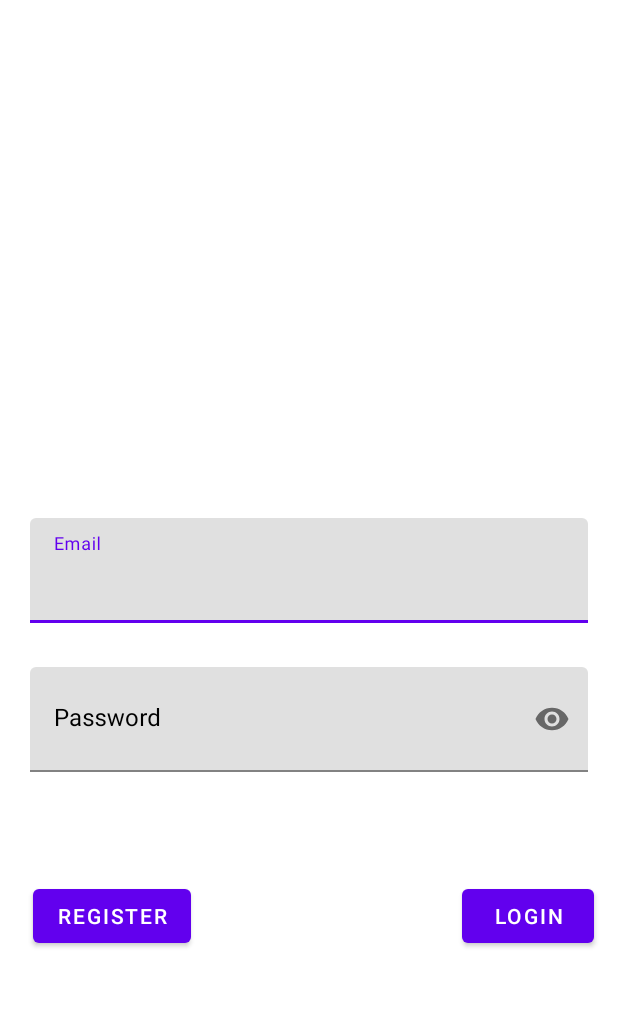
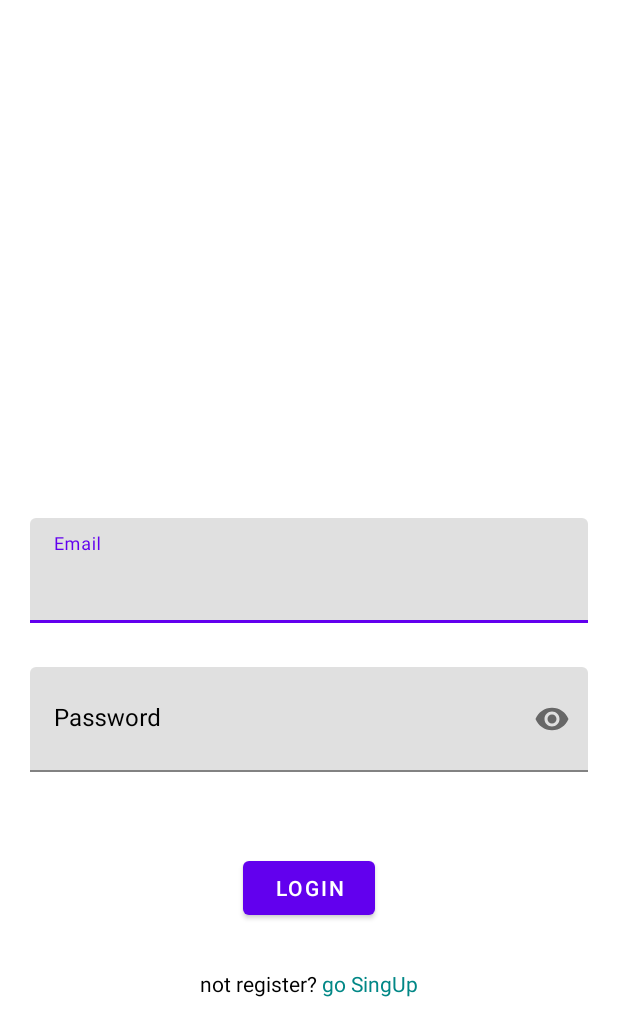
Before and after one commit to tommychow14/IT314118_fyp, an Android app: the screen it shows after launch (LoginActivity), on a phone screen of 412 x 824 dp. Shown: the top 1036 px of the screen. Run offline under Robolectric (Android 15) with nearby library versions, the phone set to English and light mode, and no system bars; our stand-ins replace Firebase (no records; nobody signed in at launch, a user with empty details on screens opened directly).

Commit message:
ocr(90%)

```diff
--- a/app/build.gradle
+++ b/app/build.gradle
@@ -40,10 +40,14 @@ dependencies {
     implementation 'com.google.firebase:firebase-storage:20.2.1'
 
     implementation 'com.firebaseui:firebase-ui-database:8.0.1'
+    implementation 'androidx.appcompat:appcompat:1.6.1'
 
     testImplementation 'junit:junit:4.13.2'
     androidTestImplementation 'androidx.test.ext:junit:1.1.5'
     androidTestImplementation 'androidx.test.espresso:espresso-core:3.5.1'
 
     implementation 'de.hdodenhof:circleimageview:3.1.0'
+
+    //test recognize google ML(OCR)
+    implementation 'com.google.mlkit:text-recognition-japanese:16.0.0'
 }
--- a/app/src/main/java/com/example/it314118_fyp/LoginActivity.java
+++ b/app/src/main/java/com/example/it314118_fyp/LoginActivity.java
@@ -7,12 +7,14 @@ import android.os.Bundle;
 import android.text.TextUtils;
 import android.view.View;
 import android.widget.Button;
+import android.widget.TextView;
 import android.widget.Toast;
 import android.widget.Toolbar;
 
 import androidx.annotation.NonNull;
 import androidx.appcompat.app.AppCompatActivity;
 
+import com.example.it314118_fyp.viewController.main.MainActivity;
 import com.google.android.gms.tasks.OnCompleteListener;
 import com.google.android.gms.tasks.Task;
 import com.google.android.material.textfield.TextInputLayout;
@@ -22,48 +24,50 @@ import com.google.firebase.auth.FirebaseAuth;
 
 public class LoginActivity extends AppCompatActivity {
     private Toolbar mToolbar;
-    private TextInputLayout mLoginEmail,mLoginPassword;
-    private Button mLogin_btn,mRegister_btn;
+    private TextInputLayout mLoginEmail, mLoginPassword;
+    private Button mLogin_btn;
+    private TextView mRegister_btn;
     private ProgressDialog mLoginProgress;
     private FirebaseAuth mAuth;
+
     @Override
     protected void onCreate(Bundle savedInstanceState) {
         super.onCreate(savedInstanceState);
         setContentView(R.layout.activity_login);
 
-        mLoginProgress=new ProgressDialog(this);
+        mLoginProgress = new ProgressDialog(this);
         mAuth = FirebaseAuth.getInstance();
 
-        mLoginEmail=findViewById(R.id.login_email);
-        mLoginPassword=findViewById(R.id.login_password);
-        mLogin_btn=findViewById(R.id.login_btn);
-        mRegister_btn=findViewById(R.id.register_btn);
+        mLoginEmail = findViewById(R.id.login_email);
+        mLoginPassword = findViewById(R.id.login_password);
+        mLogin_btn = findViewById(R.id.login_btn);
+        mRegister_btn = findViewById(R.id.tv_goRegister);
 
         mLogin_btn.setOnClickListener(new View.OnClickListener() {
             @Override
             public void onClick(View view) {
-                String email=mLoginEmail.getEditText().getText().toString();
-                String password=mLoginPassword.getEditText().getText().toString();
+                String email = mLoginEmail.getEditText().getText().toString();
+                String password = mLoginPassword.getEditText().getText().toString();
 
-                if(TextUtils.isEmpty(email)&&TextUtils.isEmpty(password)){
-                    Toast.makeText(LoginActivity.this, "Please Enter Email Address and Password",Toast.LENGTH_SHORT).show();
-                }else if(TextUtils.isEmpty(email)){
-                    Toast.makeText(LoginActivity.this, "Please Enter Email Address",Toast.LENGTH_SHORT).show();
-                }else if(TextUtils.isEmpty(password)){
-                    Toast.makeText(LoginActivity.this, "Please Enter the Password",Toast.LENGTH_SHORT).show();
-                }else if(!TextUtils.isEmpty(email)||!TextUtils.isEmpty(password)){
+                if (TextUtils.isEmpty(email) && TextUtils.isEmpty(password)) {
+                    Toast.makeText(LoginActivity.this, "Please Enter Email Address and Password", Toast.LENGTH_SHORT).show();
+                } else if (TextUtils.isEmpty(email)) {
+                    Toast.makeText(LoginActivity.this, "Please Enter Email Address", Toast.LENGTH_SHORT).show();
+                } else if (TextUtils.isEmpty(password)) {
+                    Toast.makeText(LoginActivity.this, "Please Enter the Password", Toast.LENGTH_SHORT).show();
+                } else if (!TextUtils.isEmpty(email) || !TextUtils.isEmpty(password)) {
                     mLoginProgress.setTitle("Logging In");
                     mLoginProgress.setMessage("Please wait while we check your credentials.");
                     mLoginProgress.setCanceledOnTouchOutside(false);
                     mLoginProgress.show();
-                    loginUser(email,password);
+                    loginUser(email, password);
                 }
             }
         });
         mRegister_btn.setOnClickListener(new View.OnClickListener() {
             @Override
             public void onClick(View view) {
-                Intent i=new Intent(LoginActivity.this,RegisterActivity.class);
+                Intent i = new Intent(LoginActivity.this, RegisterActivity.class);
                 startActivity(i);
             }
         });
@@ -73,15 +77,15 @@ public class LoginActivity extends AppCompatActivity {
         mAuth.signInWithEmailAndPassword(email, password).addOnCompleteListener(new OnCompleteListener<AuthResult>() {
             @Override
             public void onComplete(@NonNull Task<AuthResult> task) {
-                if(task.isSuccessful()){
+                if (task.isSuccessful()) {
                     mLoginProgress.dismiss();
-                    Intent intent=new Intent(LoginActivity.this,MainActivity.class);
+                    Intent intent = new Intent(LoginActivity.this, MainActivity.class);
                     intent.addFlags(Intent.FLAG_ACTIVITY_NEW_TASK | Intent.FLAG_ACTIVITY_CLEAR_TASK);
                     startActivity(intent);
                     finish();
-                }else{
+                } else {
                     mLoginProgress.hide();
-                    Toast.makeText(LoginActivity.this,"Login failed!",Toast.LENGTH_LONG).show();
+                    Toast.makeText(LoginActivity.this, "Login failed!", Toast.LENGTH_LONG).show();
                 }
             }
         });
--- a/app/src/main/java/com/example/it314118_fyp/RegisterActivity.java
+++ b/app/src/main/java/com/example/it314118_fyp/RegisterActivity.java
@@ -12,6 +12,7 @@ import android.widget.Toast;
 import androidx.annotation.NonNull;
 import androidx.appcompat.app.AppCompatActivity;
 
+import com.example.it314118_fyp.viewController.main.MainActivity;
 import com.google.android.gms.tasks.OnCompleteListener;
 import com.google.android.gms.tasks.Task;
 import com.google.android.material.textfield.TextInputLayout;
@@ -94,7 +95,7 @@ public class RegisterActivity extends AppCompatActivity {
                                 public void onComplete(@NonNull Task<Void> task) {
                                     if(task.isSuccessful()){
                                         mRegProgress.dismiss();
-                                        Intent intent=new Intent(RegisterActivity.this,MainActivity.class);
+                                        Intent intent=new Intent(RegisterActivity.this, MainActivity.class);
                                         intent.addFlags(Intent.FLAG_ACTIVITY_NEW_TASK | Intent.FLAG_ACTIVITY_CLEAR_TASK);
                                         startActivity(intent);
                                         finish();
--- a/app/src/main/java/com/example/it314118_fyp/MainActivity.java
+++ b/app/src/main/java/com/example/it314118_fyp/viewController/main/MainActivity.java
@@ -1,4 +1,4 @@
-package com.example.it314118_fyp;
+package com.example.it314118_fyp.viewController.main;
 
 import androidx.annotation.NonNull;
 import androidx.appcompat.app.AppCompatActivity;
@@ -9,6 +9,12 @@ import android.view.View;
 import android.widget.Button;
 import android.widget.TextView;
 
+import com.example.it314118_fyp.ChatFindActivity;
+import com.example.it314118_fyp.ChatRBuildActivity;
+import com.example.it314118_fyp.LoginActivity;
+import com.example.it314118_fyp.R;
+import com.example.it314118_fyp.UserProfileActivity;
+import com.example.it314118_fyp.viewController.tcgMain.CardListActivity;
 import com.google.firebase.auth.FirebaseAuth;
 import com.google.firebase.auth.FirebaseUser;
 import com.google.firebase.database.DataSnapshot;
@@ -18,10 +24,10 @@ import com.google.firebase.database.FirebaseDatabase;
 import com.google.firebase.database.ValueEventListener;
 
 public class MainActivity extends AppCompatActivity {
-    private FirebaseAuth mAuth;
     private TextView mtxtuid;
-    private Button mLogoutbtn,mProfilebtn,mChatfindbtn,mGroupChatbtn;
+    private Button mLogoutbtn, mProfilebtn, mChatfindbtn, mGroupChatbtn, btnGoCardList;
     private DatabaseReference mDatabase;
+
     @Override
     protected void onCreate(Bundle savedInstanceState) {
         super.onCreate(savedInstanceState);
@@ -32,19 +38,22 @@ public class MainActivity extends AppCompatActivity {
         mProfilebtn = findViewById(R.id.Profilebtn);
         mChatfindbtn = findViewById(R.id.message);
         mGroupChatbtn = findViewById(R.id.groupmessage);
-        mAuth = FirebaseAuth.getInstance();
+        btnGoCardList = findViewById(R.id.btn_goCardList);
+
+        FirebaseAuth mAuth = FirebaseAuth.getInstance();
 
         FirebaseUser user = mAuth.getCurrentUser();
         if (user != null) {
             // do your stuff
             String uid = FirebaseAuth.getInstance().getCurrentUser().getUid();
-            mDatabase= FirebaseDatabase.getInstance().getReference().child("Users").child(uid);
+            mDatabase = FirebaseDatabase.getInstance().getReference().child("Users").child(uid);
             mDatabase.addValueEventListener(new ValueEventListener() {
                 @Override
                 public void onDataChange(@NonNull DataSnapshot dataSnapshot) {
                     String name = dataSnapshot.child("name").getValue().toString();
-                    mtxtuid.setText("name: "+name+"\nuid :"+uid);
+                    mtxtuid.setText("name: " + name + "\nuid :" + uid);
                 }
+
                 @Override
                 public void onCancelled(@NonNull DatabaseError error) {
 
@@ -57,7 +66,7 @@ public class MainActivity extends AppCompatActivity {
         mChatfindbtn.setOnClickListener(new View.OnClickListener() {
             @Override
             public void onClick(View view) {
-                Intent intent = new Intent(MainActivity.this,ChatFindActivity.class);
+                Intent intent = new Intent(MainActivity.this, ChatFindActivity.class);
                 startActivity(intent);
             }
         });
@@ -65,7 +74,7 @@ public class MainActivity extends AppCompatActivity {
         mGroupChatbtn.setOnClickListener(new View.OnClickListener() {
             @Override
             public void onClick(View view) {
-                Intent intent = new Intent(MainActivity.this,ChatRBuildActivity.class);
+                Intent intent = new Intent(MainActivity.this, ChatRBuildActivity.class);
                 startActivity(intent);
             }
         });
@@ -73,7 +82,7 @@ public class MainActivity extends AppCompatActivity {
         mProfilebtn.setOnClickListener(new View.OnClickListener() {
             @Override
             public void onClick(View view) {
-                Intent intent = new Intent(MainActivity.this,UserProfileActivity.class);
+                Intent intent = new Intent(MainActivity.this, UserProfileActivity.class);
                 startActivity(intent);
             }
         });
@@ -84,12 +93,20 @@ public class MainActivity extends AppCompatActivity {
                 signInAnonymously();
             }
         });
+
+        btnGoCardList.setOnClickListener(new View.OnClickListener() {
+            @Override
+            public void onClick(View v) {
+                Intent intent = new Intent(MainActivity.this, CardListActivity.class);
+                startActivity(intent);
+            }
+        });
     }
 
 
     private void signInAnonymously() {
         finish();
-        Intent i= new Intent(MainActivity.this, LoginActivity.class);
+        Intent i = new Intent(MainActivity.this, LoginActivity.class);
         startActivity(i);
     }
 }
--- /dev/null
+++ b/app/src/main/res/drawable/baseline_camera_alt_24.xml
@@ -0,0 +1,6 @@
+<vector android:height="24dp" android:tint="#F5F5F5"
+    android:viewportHeight="24" android:viewportWidth="24"
+    android:width="24dp" xmlns:android="http://schemas.android.com/apk/res/android">
+    <path android:fillColor="@android:color/white" android:pathData="M12,12m-3.2,0a3.2,3.2 0,1 1,6.4 0a3.2,3.2 0,1 1,-6.4 0"/>
+    <path android:fillColor="@android:color/white" android:pathData="M9,2L7.17,4L4,4c-1.1,0 -2,0.9 -2,2v12c0,1.1 0.9,2 2,2h16c1.1,0 2,-0.9 2,-2L22,6c0,-1.1 -0.9,-2 -2,-2h-3.17L15,2L9,2zM12,17c-2.76,0 -5,-2.24 -5,-5s2.24,-5 5,-5 5,2.24 5,5 -2.24,5 -5,5z"/>
+</vector>
--- /dev/null
+++ b/app/src/main/res/drawable/baseline_document_scanner_24.xml
@@ -0,0 +1,5 @@
+<vector android:height="24dp" android:tint="#F5F5F5"
+    android:viewportHeight="24" android:viewportWidth="24"
+    android:width="24dp" xmlns:android="http://schemas.android.com/apk/res/android">
+    <path android:fillColor="@android:color/white" android:pathData="M7,3H4v3H2V1h5V3zM22,6V1h-5v2h3v3H22zM7,21H4v-3H2v5h5V21zM20,18v3h-3v2h5v-5H20zM19,18c0,1.1 -0.9,2 -2,2H7c-1.1,0 -2,-0.9 -2,-2V6c0,-1.1 0.9,-2 2,-2h10c1.1,0 2,0.9 2,2V18zM15,8H9v2h6V8zM15,11H9v2h6V11zM15,14H9v2h6V14z"/>
+</vector>
--- /dev/null
+++ b/app/src/main/res/drawable/baseline_document_scanner_24_test.xml
@@ -0,0 +1,5 @@
+<vector android:height="24dp" android:tint="#0283F5"
+    android:viewportHeight="24" android:viewportWidth="24"
+    android:width="24dp" xmlns:android="http://schemas.android.com/apk/res/android">
+    <path android:fillColor="@android:color/white" android:pathData="M7,3H4v3H2V1h5V3zM22,6V1h-5v2h3v3H22zM7,21H4v-3H2v5h5V21zM20,18v3h-3v2h5v-5H20zM19,18c0,1.1 -0.9,2 -2,2H7c-1.1,0 -2,-0.9 -2,-2V6c0,-1.1 0.9,-2 2,-2h10c1.1,0 2,0.9 2,2V18zM15,8H9v2h6V8zM15,11H9v2h6V11zM15,14H9v2h6V14z"/>
+</vector>
--- /dev/null
+++ b/app/src/main/res/drawable/baseline_photo_album_24.xml
@@ -0,0 +1,5 @@
+<vector android:height="24dp" android:tint="#F5F5F5"
+    android:viewportHeight="24" android:viewportWidth="24"
+    android:width="24dp" xmlns:android="http://schemas.android.com/apk/res/android">
+    <path android:fillColor="@android:color/white" android:pathData="M18,2H6C4.9,2 4,2.9 4,4v16c0,1.1 0.9,2 2,2h12c1.1,0 2,-0.9 2,-2V4C20,2.9 19.1,2 18,2zM11,4h5v7l-2.5,-1.5L11,11V4zM7,18l2.38,-3.17L11,17l2.62,-3.5L17,18H7z"/>
+</vector>
--- a/app/src/main/res/layout/activity_login.xml
+++ b/app/src/main/res/layout/activity_login.xml
@@ -4,8 +4,8 @@
     xmlns:tools="http://schemas.android.com/tools"
     android:layout_width="match_parent"
     android:layout_height="match_parent"
+    android:background="@color/white"
     android:orientation="horizontal"
-    android:background="@color/white"
     tools:context=".LoginActivity">
 
     <com.google.android.material.textfield.TextInputLayout
@@ -25,9 +25,9 @@
         <com.google.android.material.textfield.TextInputEditText
             android:layout_width="match_parent"
             android:layout_height="70dp"
-            android:textColor="@color/black"
             android:hint="Email"
-            android:inputType="textEmailAddress" />
+            android:inputType="textEmailAddress"
+            android:textColor="@color/black" />
     </com.google.android.material.textfield.TextInputLayout>
 
     <com.google.android.material.textfield.TextInputLayout
@@ -47,29 +47,55 @@
         <com.google.android.material.textfield.TextInputEditText
             android:layout_width="match_parent"
             android:layout_height="70dp"
-            android:textColor="@color/black"
             android:hint="Password"
-            android:inputType="textPassword" />
+            android:inputType="textPassword"
+            android:textColor="@color/black" />
     </com.google.android.material.textfield.TextInputLayout>
 
-    <Button
-        android:id="@+id/login_btn"
-        android:layout_width="wrap_content"
+    <LinearLayout
+        android:layout_width="match_parent"
         android:layout_height="wrap_content"
-        android:layout_marginTop="72dp"
-        android:layout_marginEnd="16dp"
-        android:text="Login"
+        android:orientation="vertical"
+        app:layout_constraintBottom_toBottomOf="parent"
         app:layout_constraintEnd_toEndOf="parent"
-        app:layout_constraintTop_toBottomOf="@+id/login_password" />
+        app:layout_constraintStart_toStartOf="parent"
+        app:layout_constraintTop_toBottomOf="@+id/login_password"
+        app:layout_constraintVertical_bias="0.25">
 
-    <Button
-        android:id="@+id/register_btn"
-        android:layout_width="wrap_content"
-        android:layout_height="wrap_content"
-        android:layout_marginStart="22dp"
-        android:layout_marginTop="72dp"
-        android:text="register"
-        app:layout_constraintStart_toStartOf="parent"
-        app:layout_constraintTop_toBottomOf="@+id/login_password" />
+        <Button
+            android:id="@+id/login_btn"
+            android:layout_width="wrap_content"
+            android:layout_height="wrap_content"
+            android:layout_gravity="center"
+            android:layout_marginBottom="30dp"
+            android:text="Login" />
+
+        <LinearLayout
+            android:layout_width="match_parent"
+            android:layout_height="match_parent"
+            android:gravity="center"
+            android:orientation="horizontal">
+
+            <TextView
+                android:layout_width="wrap_content"
+                android:layout_height="wrap_content"
+                android:layout_gravity="center"
+                android:clickable="true"
+                android:focusable="true"
+                android:text="not register? "
+                android:textColor="@color/black" />
+
+            <TextView
+                android:id="@+id/tv_goRegister"
+                android:layout_width="wrap_content"
+                android:layout_height="wrap_content"
+                android:layout_gravity="center"
+                android:clickable="true"
+                android:focusable="true"
+                android:text="go SingUp"
+                android:textColor="@color/teal_700" />
+        </LinearLayout>
+
+    </LinearLayout>
 
 </androidx.constraintlayout.widget.ConstraintLayout>
```
Also changed, not shown: app/src/main/AndroidManifest.xml (+35 -13 lines), app/src/main/java/com/example/it314118_fyp/viewController/tcgMain/CardListActivity.java (added, +209 -0 lines), app/src/main/res/layout/activity_card_list.xml (added, +37 -0 lines), app/src/main/res/layout/activity_main.xml (+11 -2 lines), app/src/main/res/menu/popup_menu.xml (added, +17 -0 lines).
